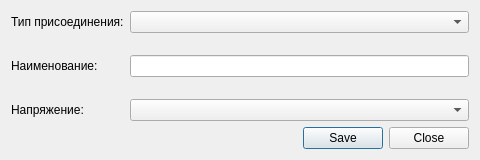
Above: ui/inputconnection.ui from nikola240698/MretEquipment before the change. Below: the same form after it.
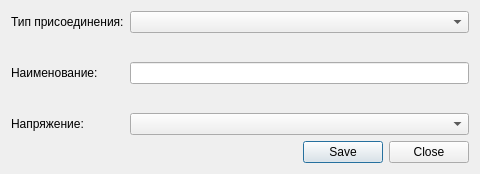
That is the form after the change.

Commit message: Finished with work on Connection Add dilaog window. Add come comments. Some fixes

```diff
--- a/ui/inputconnection.ui
+++ b/ui/inputconnection.ui
@@ -7,7 +7,7 @@
     <x>0</x>
     <y>0</y>
     <width>480</width>
-    <height>160</height>
+    <height>174</height>
    </rect>
   </property>
   <property name="windowTitle">
```
Left out of the diff: 4 changed lines with no effect on the pictures. The commit also changes 6 other files.
